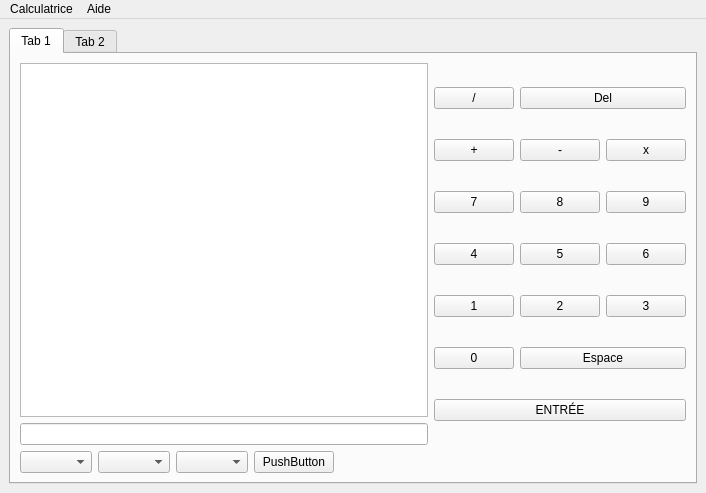
apuyou/LO21-calc, file afficheur.ui: the form before one commit.
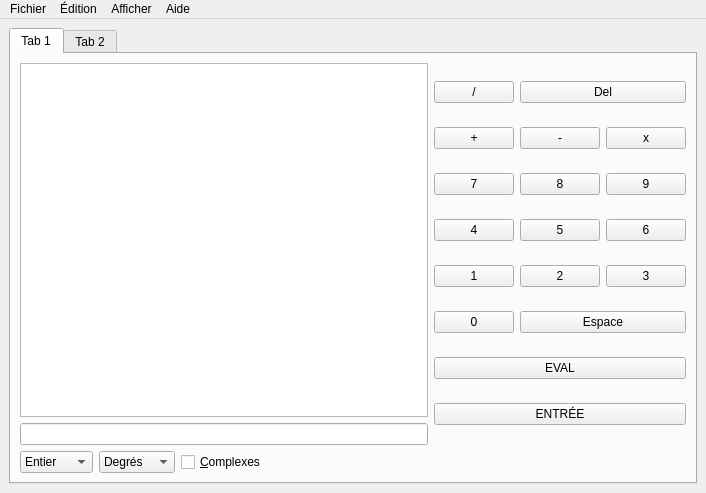
The form after the commit.

Commit message: Encore plus de réglages

The edit to the form file:
```diff
--- a/afficheur.ui
+++ b/afficheur.ui
@@ -52,7 +52,37 @@
             <property name="sizeConstraint">
              <enum>QLayout::SetDefaultConstraint</enum>
             </property>
-            <item row="2" column="0">
+            <item row="7" column="0" colspan="3">
+             <widget class="QPushButton" name="enterButton">
+              <property name="text">
+               <string>ENTRÉE</string>
+              </property>
+              <property name="shortcut">
+               <string>Return</string>
+              </property>
+             </widget>
+            </item>
+            <item row="0" column="0">
+             <widget class="QPushButton" name="opDivideButton">
+              <property name="text">
+               <string>/</string>
+              </property>
+              <property name="shortcut">
+               <string>/</string>
+              </property>
+             </widget>
+            </item>
+            <item row="0" column="1" colspan="2">
+             <widget class="QPushButton" name="deleteButton">
+              <property name="text">
+               <string>Del</string>
+              </property>
+              <property name="shortcut">
+               <string>Backspace</string>
+              </property>
+             </widget>
+            </item>
+            <item row="1" column="0">
              <widget class="QPushButton" name="opPlusButton">
               <property name="text">
                <string>+</string>
@@ -62,7 +92,7 @@
               </property>
              </widget>
             </item>
-            <item row="2" column="1">
+            <item row="1" column="1">
              <widget class="QPushButton" name="opMinusButton">
               <property name="text">
                <string>-</string>
@@ -72,7 +102,7 @@
               </property>
              </widget>
             </item>
-            <item row="2" column="2">
+            <item row="1" column="2">
              <widget class="QPushButton" name="opTimesButton">
               <property name="text">
                <string>x</string>
@@ -82,7 +112,7 @@
               </property>
              </widget>
             </item>
-            <item row="3" column="0">
+            <item row="2" column="0">
              <widget class="QPushButton" name="num7Button">
               <property name="text">
                <string>7</string>
@@ -92,7 +122,7 @@
               </property>
              </widget>
             </item>
-            <item row="3" column="1">
+            <item row="2" column="1">
              <widget class="QPushButton" name="num8Button">
               <property name="text">
                <string>8</string>
@@ -102,7 +132,7 @@
               </property>
              </widget>
             </item>
-            <item row="3" column="2">
+            <item row="2" column="2">
              <widget class="QPushButton" name="num9Button">
               <property name="text">
                <string>9</string>
@@ -112,7 +142,7 @@
               </property>
              </widget>
             </item>
-            <item row="4" column="0">
+            <item row="3" column="0">
              <widget class="QPushButton" name="num4Button">
               <property name="text">
                <string>4</string>
@@ -122,7 +152,7 @@
               </property>
              </widget>
             </item>
-            <item row="4" column="1">
+            <item row="3" column="1">
              <widget class="QPushButton" name="num5Button">
               <property name="text">
                <string>5</string>
@@ -132,7 +162,7 @@
               </property>
              </widget>
             </item>
-            <item row="4" column="2">
+            <item row="3" column="2">
              <widget class="QPushButton" name="num6Button">
               <property name="text">
                <string>6</string>
@@ -142,7 +172,7 @@
               </property>
              </widget>
             </item>
-            <item row="5" column="0">
+            <item row="4" column="0">
              <widget class="QPushButton" name="num1Button">
               <property name="text">
                <string>1</string>
@@ -152,7 +182,7 @@
               </property>
              </widget>
             </item>
-            <item row="5" column="1">
+            <item row="4" column="1">
              <widget class="QPushButton" name="num2Button">
               <property name="text">
                <string>2</string>
@@ -162,7 +192,7 @@
               </property>
              </widget>
             </item>
-            <item row="5" column="2">
+            <item row="4" column="2">
              <widget class="QPushButton" name="num3Button">
               <property name="text">
                <string>3</string>
@@ -172,7 +202,7 @@
               </property>
              </widget>
             </item>
-            <item row="6" column="0">
+            <item row="5" column="0">
              <widget class="QPushButton" name="num0Button">
               <property name="text">
                <string>0</string>
@@ -182,37 +212,7 @@
               </property>
              </widget>
             </item>
-            <item row="7" column="0" colspan="3">
-             <widget class="QPushButton" name="enterButton">
-              <property name="text">
-               <string>ENTRÉE</string>
-              </property>
-              <property name="shortcut">
-               <string>Return</string>
-              </property>
-             </widget>
-            </item>
-            <item row="1" column="1" colspan="2">
-             <widget class="QPushButton" name="deleteButton">
-              <property name="text">
-               <string>Del</string>
-              </property>
-              <property name="shortcut">
-               <string>Backspace</string>
-              </property>
-             </widget>
-            </item>
-            <item row="1" column="0">
-             <widget class="QPushButton" name="opDivideButton">
-              <property name="text">
-               <string>/</string>
-              </property>
-              <property name="shortcut">
-               <string>/</string>
-              </property>
-             </widget>
-            </item>
-            <item row="6" column="1" colspan="2">
+            <item row="5" column="1" colspan="2">
              <widget class="QPushButton" name="spaceButton">
               <property name="text">
                <string>Espace</string>
@@ -222,6 +222,13 @@
               </property>
              </widget>
             </item>
+            <item row="6" column="0" colspan="3">
+             <widget class="QPushButton" name="evalButton">
+              <property name="text">
+               <string>EVAL</string>
+              </property>
+             </widget>
+            </item>
            </layout>
           </item>
          </layout>
@@ -229,18 +236,48 @@
         <item>
          <layout class="QHBoxLayout" name="horizontalLayout_3">
           <item>
-           <widget class="QComboBox" name="comboType"/>
+           <widget class="QComboBox" name="comboType">
+            <property name="toolTip">
+             <string>Type de constantes</string>
+            </property>
+            <item>
+             <property name="text">
+              <string>Entier</string>
+             </property>
+            </item>
+            <item>
+             <property name="text">
+              <string>Réel</string>
+             </property>
+            </item>
+            <item>
+             <property name="text">
+              <string>Fraction</string>
+             </property>
+            </item>
+           </widget>
           </item>
           <item>
-           <widget class="QComboBox" name="comboAngles"/>
+           <widget class="QComboBox" name="comboAngles">
+            <property name="toolTip">
+             <string>Format des angles</string>
+            </property>
+            <item>
+             <property name="text">
+              <string>Degrés</string>
+             </property>
+            </item>
+            <item>
+             <property name="text">
+              <string>Radians</string>
+             </property>
+            </item>
+           </widget>
           </item>
           <item>
-           <widget class="QComboBox" name="comboComplexes"/>
-          </item>
-          <item>
-           <widget class="QPushButton" name="buttonDrawer">
+           <widget class="QCheckBox" name="checkboxComplexes">
             <property name="text">
-             <string>PushButton</string>
+             <string>&amp;Complexes</string>
             </property>
            </widget>
           </item>
@@ -288,7 +325,7 @@
    </property>
    <widget class="QMenu" name="menuCalculatrice">
     <property name="title">
-     <string>Calculatrice</string>
+     <string>Fichier</string>
     </property>
     <addaction name="actionNouvel_onglet"/>
     <addaction name="actionNouvel_onglet_copie"/>
@@ -304,7 +341,24 @@
     <addaction name="separator"/>
     <addaction name="action_propos"/>
    </widget>
+   <widget class="QMenu" name="menu_dition">
+    <property name="title">
+     <string>Édition</string>
+    </property>
+    <addaction name="actionAnnuler"/>
+    <addaction name="actionR_tablir"/>
+   </widget>
+   <widget class="QMenu" name="menuAfficher">
+    <property name="title">
+     <string>Afficher</string>
+    </property>
+    <addaction name="actionPas_de_clavier"/>
+    <addaction name="actionClavier_simple"/>
+    <addaction name="actionClavier_etendu"/>
+   </widget>
    <addaction name="menuCalculatrice"/>
+   <addaction name="menu_dition"/>
+   <addaction name="menuAfficher"/>
    <addaction name="menuAide"/>
   </widget>
   <action name="action_propos">
```
Left out of the diff: 34 changed lines with no effect on the pictures. The commit also changes 2 other files.
